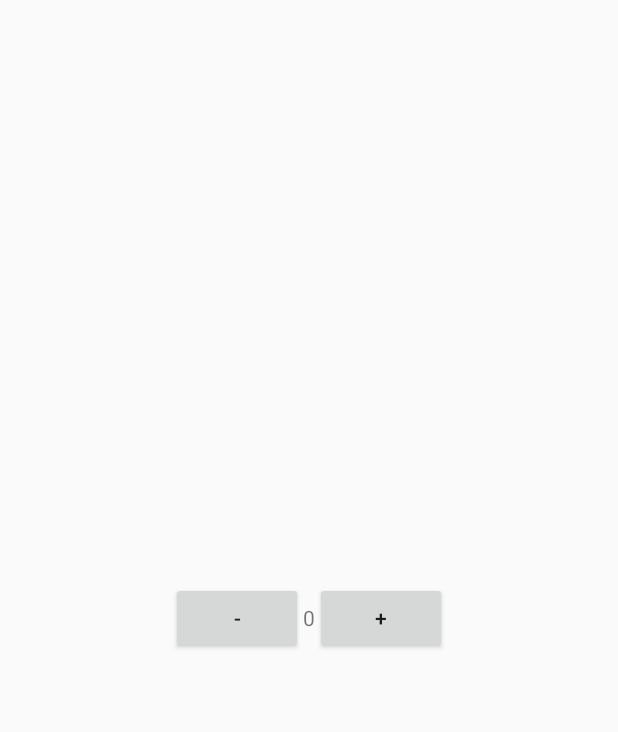
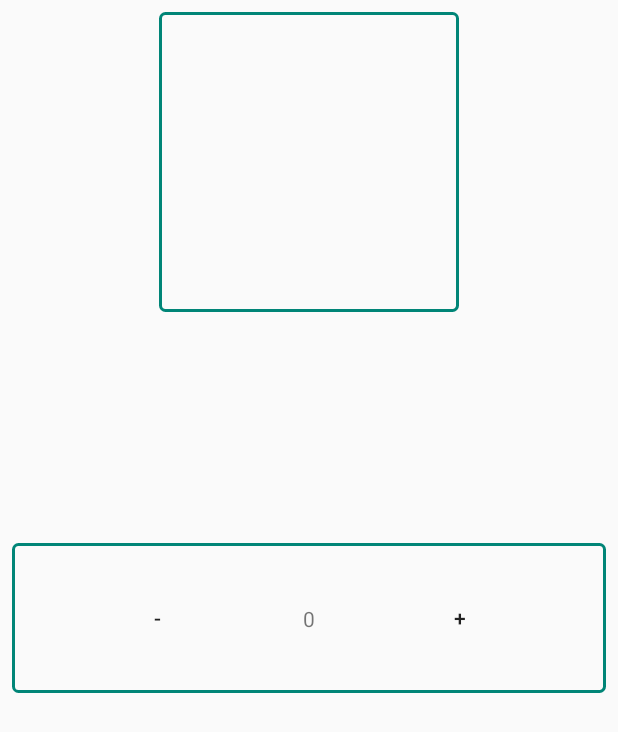
Before and after one commit to fnovellon/AndroidLab, an Android app: the screen it shows after launch (MainActivity), on a phone screen of 412 x 824 dp. Shown: the top 732 px of the screen. Run offline under Robolectric (Android 15) with nearby library versions, the phone set to English and light mode, and no system bars.

```diff
--- a/app/src/main/java/com/fnovellon/liblab/IncrementalButton.kt
+++ b/app/src/main/java/com/fnovellon/liblab/Inpucrement.kt
@@ -7,7 +7,7 @@ import android.widget.LinearLayout
 import android.widget.TextView
 
 
-class IncrementalButton : LinearLayout {
+class Inpucrement : LinearLayout {
 
     var counter: Int = 0
         set(value) {
@@ -25,14 +25,13 @@ class IncrementalButton : LinearLayout {
     private val btAdd: Button
 
     constructor(context: Context) : super(context)
-    constructor(context: Context, attrs: AttributeSet) : super(context, attrs) {
+    constructor(context: Context, attrs: AttributeSet?) : super(context, attrs) {
         initializeAttributes(attrs)
     }
-    constructor(context: Context, attrs: AttributeSet, defStyleAttr: Int) : super(context, attrs, defStyleAttr) {
+    constructor(context: Context, attrs: AttributeSet?, defStyleAttr: Int) : super(context, attrs, defStyleAttr) {
         initializeAttributes(attrs)
     }
-
-    constructor(context: Context, attrs: AttributeSet, defStyleAttr: Int, defStyleRes: Int) : super(
+    constructor(context: Context, attrs: AttributeSet?, defStyleAttr: Int, defStyleRes: Int) : super(
         context,
         attrs,
         defStyleAttr,
@@ -42,7 +41,7 @@ class IncrementalButton : LinearLayout {
     }
 
     init {
-        inflate(context, R.layout.custom_incremental_button, this)
+        inflate(context, R.layout.inpucrement_layout, this)
 
         tvCount = findViewById(R.id.tv_count)
         btSub = findViewById(R.id.bt_sub)
@@ -77,21 +76,23 @@ class IncrementalButton : LinearLayout {
         )
     }
 
-    private fun initializeAttributes(attrs: AttributeSet) {
-        val attributes = context.obtainStyledAttributes(attrs, R.styleable.IncrementalButton)
+    private fun initializeAttributes(attrs: AttributeSet?) {
+        attrs ?: return
 
-        maxCount = attributes.getInt(R.styleable.IncrementalButton_maxCount, Int.MAX_VALUE)
-        minCount = attributes.getInt(R.styleable.IncrementalButton_minCount, Int.MIN_VALUE)
 
-        if (minCount > maxCount) {
-            throw IllegalArgumentException("minCount > maxCount : $minCount > $maxCount")
+        val attributes = context.obtainStyledAttributes(attrs, R.styleable.Inpucrement)
+        with(attributes) {
+            maxCount = getInt(R.styleable.Inpucrement_maxCount, Int.MAX_VALUE)
+            minCount = getInt(R.styleable.Inpucrement_minCount, Int.MIN_VALUE)
+
+            if (minCount > maxCount) {
+                throw IllegalArgumentException("minCount > maxCount : $minCount > $maxCount")
+            }
+
+            stepCount = getInt(R.styleable.Inpucrement_stepCount, 1)
+            initCount = getInt(R.styleable.Inpucrement_initCount, 0)
         }
-
-        stepCount = attributes.getInt(R.styleable.IncrementalButton_stepCount, 1)
-        initCount = attributes.getInt(R.styleable.IncrementalButton_initCount, 0)
-
     }
 
 
-
 }
--- /dev/null
+++ b/app/src/main/res/drawable/inpucrement_border.xml
@@ -0,0 +1,16 @@
+<?xml version="1.0" encoding="utf-8"?>
+<layer-list xmlns:android="http://schemas.android.com/apk/res/android"
+    android:color="@color/colorPrimaryDark">
+    <item>
+        <shape android:shape="rectangle">
+            <stroke
+                android:width="2dp"
+                android:color="@color/colorPrimary" />
+            <corners
+                android:bottomLeftRadius="3dp"
+                android:bottomRightRadius="3dp"
+                android:topLeftRadius="3dp"
+                android:topRightRadius="3dp"/>
+        </shape>
+    </item>
+</layer-list>
--- a/app/src/main/res/layout/activity_main.xml
+++ b/app/src/main/res/layout/activity_main.xml
@@ -1,21 +1,33 @@
 <?xml version="1.0" encoding="utf-8"?>
-<androidx.constraintlayout.widget.ConstraintLayout
-        xmlns:android="http://schemas.android.com/apk/res/android"
-        xmlns:tools="http://schemas.android.com/tools"
-        xmlns:app="http://schemas.android.com/apk/res-auto"
-        android:layout_width="match_parent"
-        android:layout_height="match_parent"
-        tools:context=".MainActivity">
+<androidx.constraintlayout.widget.ConstraintLayout xmlns:android="http://schemas.android.com/apk/res/android"
+    xmlns:app="http://schemas.android.com/apk/res-auto"
+    xmlns:tools="http://schemas.android.com/tools"
+    android:layout_width="match_parent"
+    android:layout_height="match_parent"
+    tools:context=".MainActivity">
 
 
-    <com.fnovellon.liblab.IncrementalButton
-        android:layout_width="wrap_content"
-        android:layout_height="wrap_content"
-        app:minCount="0"
-        app:maxCount="8"
-        app:stepCount="1"
+    <com.fnovellon.liblab.Inpucrement
+        android:layout_width="0dp"
+        android:layout_height="100dp"
+        android:layout_marginStart="8dp"
+        android:layout_marginEnd="8dp"
         app:initCount="0"
         app:layout_constraintBottom_toBottomOf="parent"
+        app:layout_constraintEnd_toEndOf="parent"
+        app:layout_constraintStart_toStartOf="parent"
+        app:layout_constraintTop_toTopOf="parent"
+        app:maxCount="8"
+        app:minCount="0"
+        app:stepCount="1" />
+
+    <Button
+        android:layout_width="200dp"
+        android:layout_height="200dp"
+        android:layout_marginStart="8dp"
+        android:layout_marginTop="8dp"
+        android:layout_marginEnd="8dp"
+        android:background="@drawable/inpucrement_border"
         app:layout_constraintEnd_toEndOf="parent"
         app:layout_constraintStart_toStartOf="parent"
         app:layout_constraintTop_toTopOf="parent" />
--- a/app/src/main/res/layout/custom_incremental_button.xml
+++ /dev/null
@@ -1,31 +0,0 @@
-<?xml version="1.0" encoding="utf-8"?>
-
-
-<LinearLayout xmlns:android="http://schemas.android.com/apk/res/android"
-    xmlns:app="http://schemas.android.com/apk/res-auto"
-    android:layout_width="wrap_content"
-    android:layout_height="wrap_content"
-    android:orientation="horizontal">
-
-    <Button
-        android:id="@+id/bt_sub"
-        android:layout_width="wrap_content"
-        android:layout_height="wrap_content"
-        android:text="-"
-        />
-
-    <TextView
-        android:id="@+id/tv_count"
-        android:layout_width="wrap_content"
-        android:layout_height="wrap_content"
-        android:text="0"
-        />
-
-    <Button
-        android:id="@+id/bt_add"
-        android:layout_width="wrap_content"
-        android:layout_height="wrap_content"
-        android:text="+"
-        />
-
-</LinearLayout>
--- /dev/null
+++ b/app/src/main/res/layout/inpucrement_layout.xml
@@ -0,0 +1,43 @@
+<?xml version="1.0" encoding="utf-8"?>
+<androidx.constraintlayout.widget.ConstraintLayout xmlns:android="http://schemas.android.com/apk/res/android"
+    xmlns:app="http://schemas.android.com/apk/res-auto"
+    xmlns:tools="http://schemas.android.com/tools"
+    android:layout_width="match_parent"
+    android:layout_height="match_parent"
+    android:background="@drawable/inpucrement_border"
+    android:orientation="horizontal">
+
+    <Button
+        android:id="@+id/bt_sub"
+        android:layout_width="0dp"
+        android:layout_height="0dp"
+        android:text="-"
+        android:background="@null"
+        app:layout_constraintBottom_toBottomOf="parent"
+        app:layout_constraintEnd_toStartOf="@+id/tv_count"
+        app:layout_constraintStart_toStartOf="parent"
+        app:layout_constraintTop_toTopOf="parent" />
+
+    <TextView
+        android:id="@+id/tv_count"
+        android:layout_width="wrap_content"
+        android:layout_height="wrap_content"
+        android:text="0"
+        app:layout_constraintBottom_toBottomOf="parent"
+        app:layout_constraintEnd_toStartOf="@+id/bt_add"
+        app:layout_constraintHorizontal_bias="0.5"
+        app:layout_constraintStart_toEndOf="@+id/bt_sub"
+        app:layout_constraintTop_toTopOf="parent"/>
+
+    <Button
+        android:id="@+id/bt_add"
+        android:layout_width="0dp"
+        android:layout_height="0dp"
+        android:text="+"
+        android:background="@null"
+        app:layout_constraintBottom_toBottomOf="parent"
+        app:layout_constraintEnd_toEndOf="parent"
+        app:layout_constraintStart_toEndOf="@+id/tv_count"
+        app:layout_constraintTop_toTopOf="parent" />
+
+</androidx.constraintlayout.widget.ConstraintLayout>
--- a/app/src/main/res/values/attrs.xml
+++ b/app/src/main/res/values/attrs.xml
@@ -1,6 +1,6 @@
 <?xml version="1.0" encoding="utf-8"?>
 <resources>
-    <declare-styleable name="IncrementalButton">
+    <declare-styleable name="Inpucrement">
         <attr name="maxCount" format="integer"/>
         <attr name="minCount" format="integer"/>
         <attr name="stepCount" format="integer"/>
```
